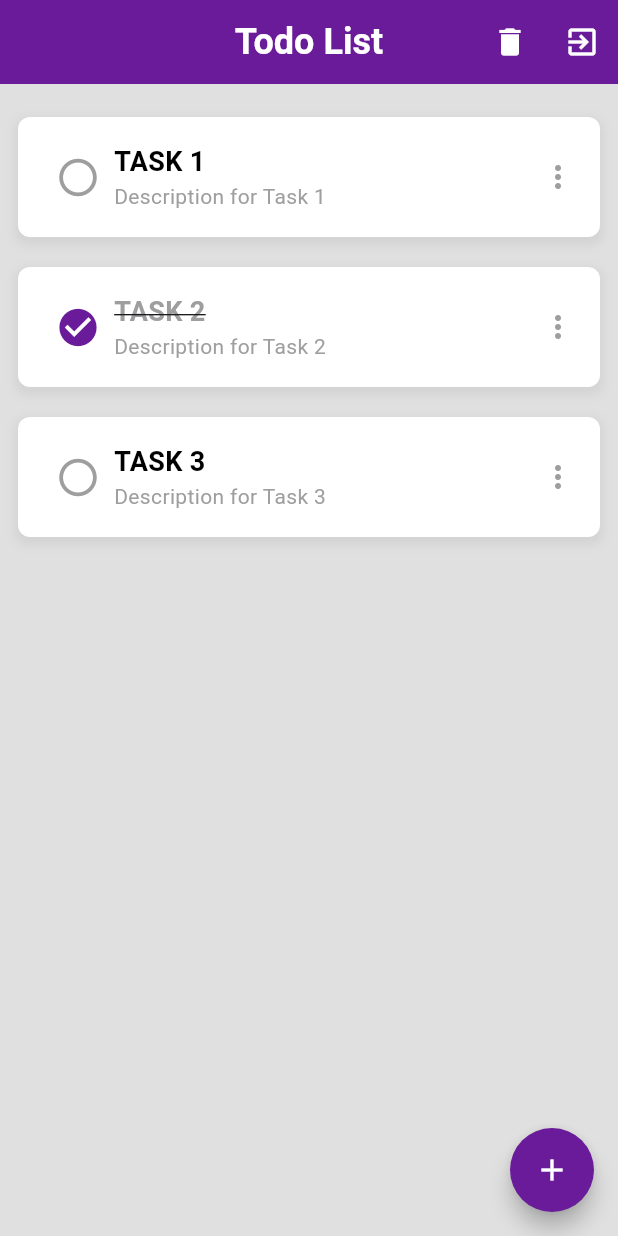
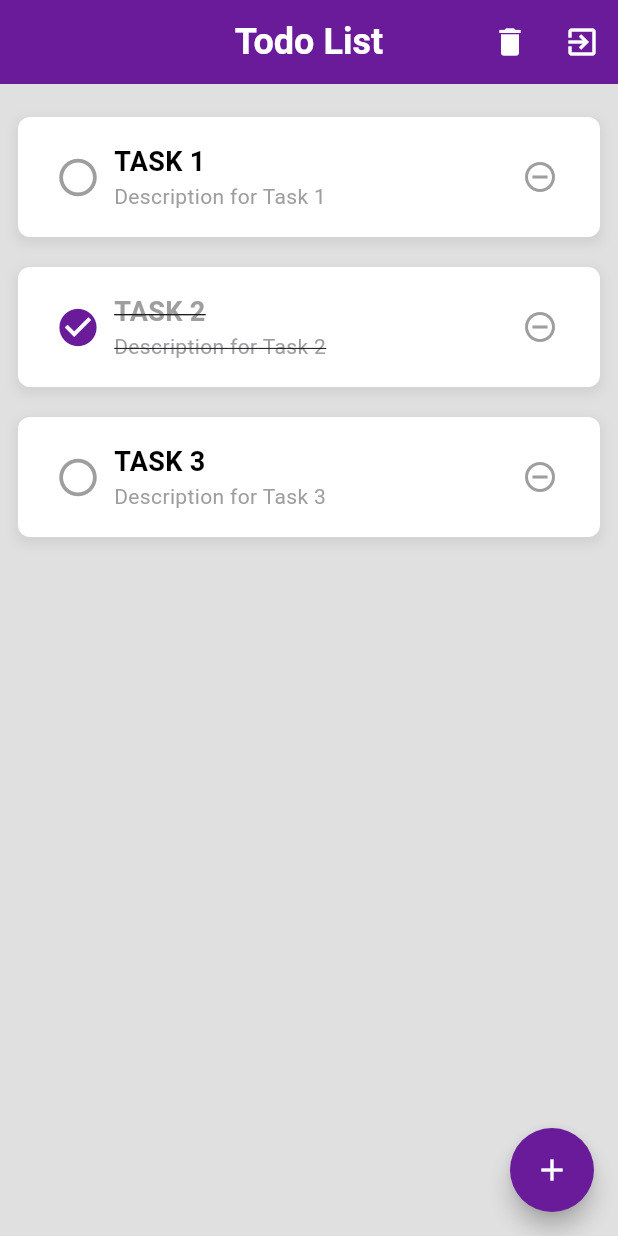
Before and after one commit to Yassinbassam11/Todo_Mobile_App, a Flutter app: the TodoScreen screen opened directly, on a phone screen of 412 x 824 dp. Run offline on Flutter 3.47's test engine with Material 3 defaults, Android fonts, the phone set to English and light mode, and no system bars; our stand-ins replace firebase_auth, firebase_core; accounts and stored records are empty.

Commit message:
Enhance task management features by implementing AppBrain for centralized control, adding CRUD operations in TaskModel, and updating TaskWidget for improved task handling and UI interactions.

```diff
--- a/lib/models/task_model.dart
+++ b/lib/models/task_model.dart
@@ -1,6 +1,9 @@
+import 'package:flutter/material.dart';
+
 enum TaskStatus { pending, completed }
 
 class TaskModel {
+  final String id = UniqueKey().toString();
   String title;
   String description;
   TaskStatus status;
--- a/lib/screens/signin_screen.dart
+++ b/lib/screens/signin_screen.dart
@@ -128,7 +128,6 @@ class _SigninScreenState extends State<SigninScreen> {
                                   );
                                 } on FirebaseAuthException catch (e) {
                                   String message;
-                                  print('e.code: ${e.code}');
                                   switch (e.code.toString()) {
                                     case 'user-not-found':
                                       message =
@@ -159,7 +158,6 @@ class _SigninScreenState extends State<SigninScreen> {
                                   );
                                 } catch (e) {
                                   // Handle errors here, e.g., show a snackbar
-                                  print("An error has occured ${e.toString()}");
                                 }
                               }
                             },
--- a/lib/screens/todo_screen.dart
+++ b/lib/screens/todo_screen.dart
@@ -3,11 +3,18 @@ import 'package:flutter/material.dart';
 import 'package:todo_starter/main.dart';
 import 'package:todo_starter/models/task_model.dart';
 import 'package:todo_starter/screens/signin_screen.dart';
-import 'package:todo_starter/widgets/task.dart';
+import 'package:todo_starter/widgets/task._item.dart';
 
-class TodoScreen extends StatelessWidget {
+class TodoScreen extends StatefulWidget {
   const TodoScreen({super.key});
 
+  @override
+  State<TodoScreen> createState() => _TodoScreenState();
+}
+
+class _TodoScreenState extends State<TodoScreen> {
+  final TextEditingController _titleController = TextEditingController();
+  final TextEditingController _descriptionController = TextEditingController();
   @override
   Widget build(BuildContext context) {
     return Scaffold(
@@ -59,7 +66,14 @@ class TodoScreen extends StatelessWidget {
                 .tasks
                 .length, // Example count, replace with your task list length
             itemBuilder: (context, index) {
-              return TaskWidget(model: appBrain.tasks[index]);
+              final task = appBrain.tasks[index];
+              return TaskWidget(
+                model: task,
+                emptyFun: () {
+                  appBrain.removeTask(task.id);
+                  setState(() {});
+                },
+              );
             },
           ),
         ),
@@ -78,9 +92,11 @@ class TodoScreen extends StatelessWidget {
                   mainAxisSize: MainAxisSize.min,
                   children: [
                     TextField(
+                      controller: _titleController,
                       decoration: InputDecoration(labelText: 'Task Title'),
                     ),
                     TextField(
+                      controller: _descriptionController,
                       decoration: InputDecoration(labelText: 'Description'),
                     ),
                   ],
@@ -95,7 +111,17 @@ class TodoScreen extends StatelessWidget {
                   ElevatedButton(
                     onPressed: () {
                       // Logic to add the task
+                      appBrain.addTask(
+                        TaskModel(
+                          title: _titleController.text,
+                          description: _descriptionController.text,
+                          status: TaskStatus.pending,
+                        ),
+                      );
+                      _titleController.clear();
+                      _descriptionController.clear();
                       Navigator.of(context).pop();
+                      setState(() {});
                     },
                     child: Text('Add Task'),
                   ),
--- a/lib/widgets/task.dart
+++ b/lib/widgets/task._item.dart
@@ -1,10 +1,12 @@
 import 'package:flutter/material.dart';
+import 'package:todo_starter/main.dart';
 import 'package:todo_starter/models/task_model.dart';
 
 // ignore: must_be_immutable
 class TaskWidget extends StatefulWidget {
   final TaskModel model;
-  TaskWidget({super.key, required this.model});
+  VoidCallback? emptyFun;
+  TaskWidget({super.key, required this.model, this.emptyFun});
 
   @override
   State<TaskWidget> createState() => _TaskWidgetState();
@@ -62,12 +64,21 @@ class _TaskWidgetState extends State<TaskWidget> {
               ),
               Text(
                 widget.model.description,
-                style: TextStyle(fontSize: 14, color: Colors.grey),
+                style: TextStyle(
+                  fontSize: 14,
+                  color: Colors.grey,
+                  decoration: widget.model.status == TaskStatus.completed
+                      ? TextDecoration.lineThrough
+                      : TextDecoration.none,
+                ),
               ),
             ],
           ),
           Spacer(),
-          Icon(Icons.more_vert, color: Colors.grey),
+          IconButton(
+            onPressed: widget.emptyFun,
+            icon: Icon(Icons.remove_circle_outline, color: Colors.grey),
+          ),
         ],
       ),
     );
```
Also changed, not shown: lib/app_brain.dart (+8 -0 lines), 1 other file.
